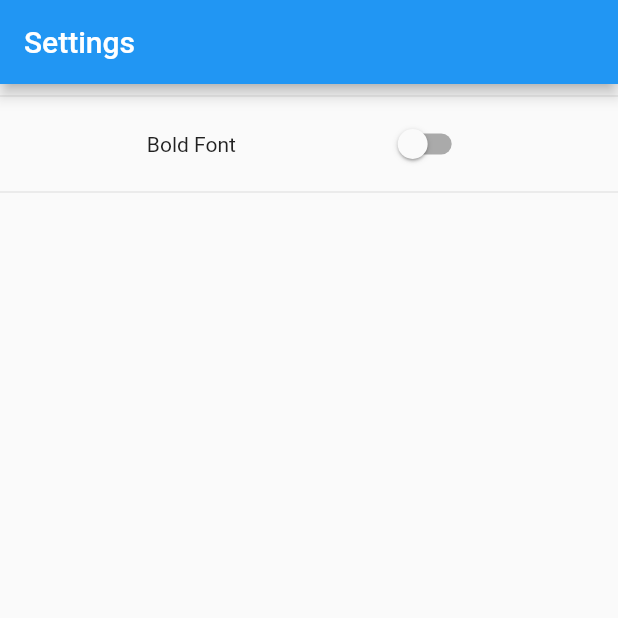
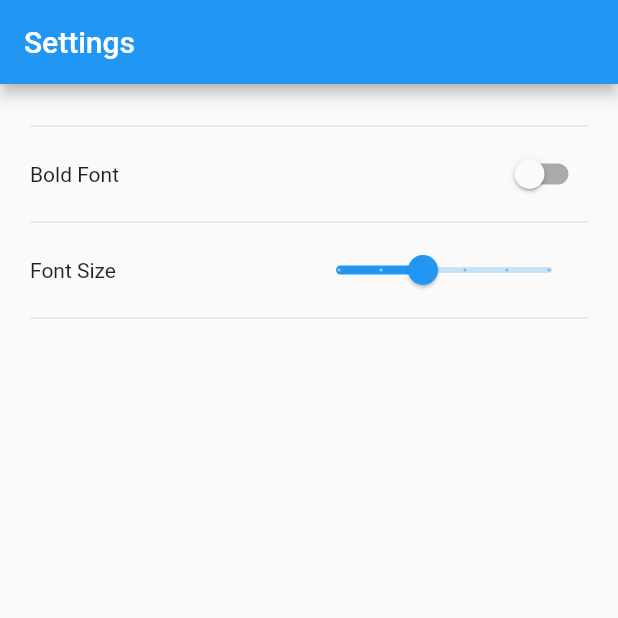
Before and after one commit to dabrowskiKrzys/flutter_state_management, a Flutter app: the screen it shows after launch, on a phone screen of 412 x 824 dp, the top half of it. Run offline on Flutter 3.47's test engine with Material 2 defaults, Android fonts, the phone set to English and light mode, and no system bars.

Commit message:
two settings

```diff
--- /dev/null
+++ b/lib/font_size_switch.dart
@@ -0,0 +1,39 @@
+import 'package:flutter/material.dart';
+
+class FontSizeSwitch extends StatefulWidget {
+  @override
+  State<StatefulWidget> createState() {
+    return FontSizeSwitchState();
+  }
+}
+
+class FontSizeSwitchState extends State<FontSizeSwitch> {
+  double fontSize = 14.0;
+
+  @override
+  Widget build(BuildContext context) {
+    return Row(
+      mainAxisAlignment: MainAxisAlignment.spaceBetween,
+      children: <Widget>[
+        Text(
+          "Font Size",
+          style: TextStyle(fontSize: fontSize),
+        ),
+        Slider(
+          value: fontSize,
+          onChanged: onChanged,
+          min: 10.0,
+          max: 20.0,
+          divisions: 5,
+          label: fontSize.toString(),
+        )
+      ],
+    );
+  }
+
+  void onChanged(double newValue) {
+    setState(() {
+      fontSize = newValue;
+    });
+  }
+}
--- a/lib/font_weight_switch.dart
+++ b/lib/font_weight_switch.dart
@@ -13,7 +13,7 @@ class FontWeightSwitchState extends State<FontWeightSwitch> {
   @override
   Widget build(BuildContext context) {
     return Row(
-      mainAxisAlignment: MainAxisAlignment.spaceEvenly,
+      mainAxisAlignment: MainAxisAlignment.spaceBetween,
       children: <Widget>[
         Text(
           "Bold Font",
@@ -28,6 +28,5 @@ class FontWeightSwitchState extends State<FontWeightSwitch> {
     setState(() {
       boldEnabled = newValue;
     });
-
   }
 }
--- a/lib/main.dart
+++ b/lib/main.dart
@@ -1,4 +1,5 @@
 import 'package:flutter/material.dart';
+import 'package:state_management/font_size_switch.dart';
 import 'package:state_management/font_weight_switch.dart';
 
 void main() => runApp(MyApp());
@@ -33,12 +34,17 @@ class _MyHomePageState extends State<MyHomePage> {
       appBar: AppBar(
         title: Text(widget.title),
       ),
-      body: ListView(
-        children: <Widget>[
-          Divider(),
-          FontWeightSwitch(),
-          Divider(),
-        ],
+      body: Padding(
+        padding: EdgeInsets.all(20.0),
+        child: ListView(
+          children: <Widget>[
+            Divider(),
+            FontWeightSwitch(),
+            Divider(),
+            FontSizeSwitch(),
+            Divider(),
+          ],
+        ),
       ), // This trailing comma makes auto-formatting nicer for build methods.
     );
   }
```
